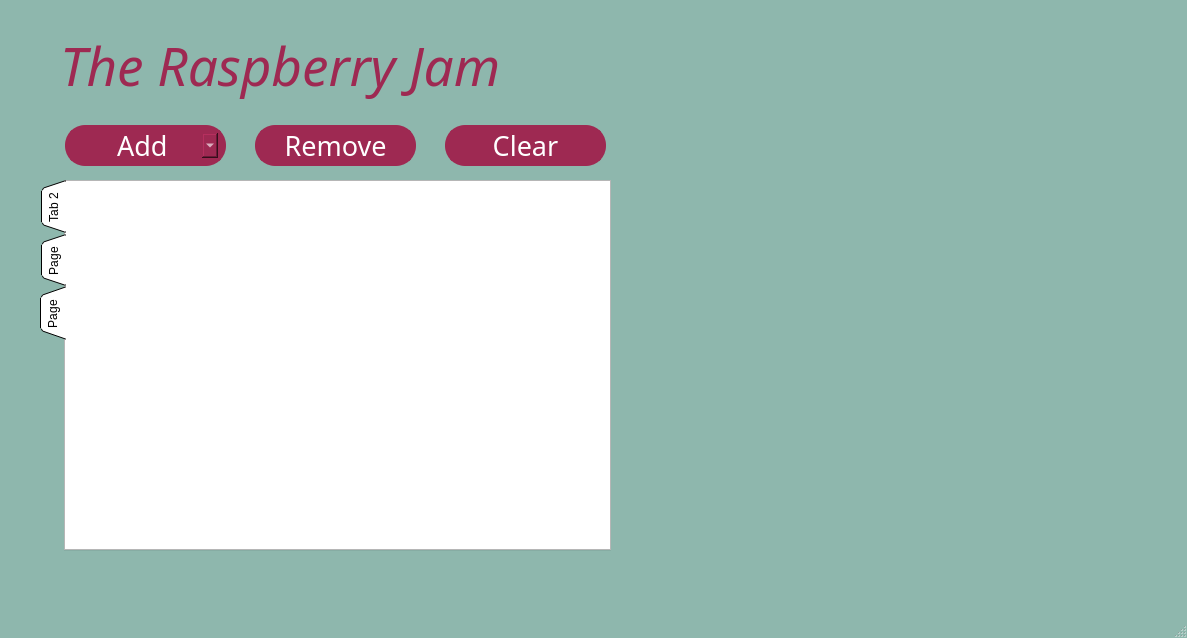
Qt form mainwindow.ui (Jscott44/RTEP5-the-raspberry-jam) before a commit.
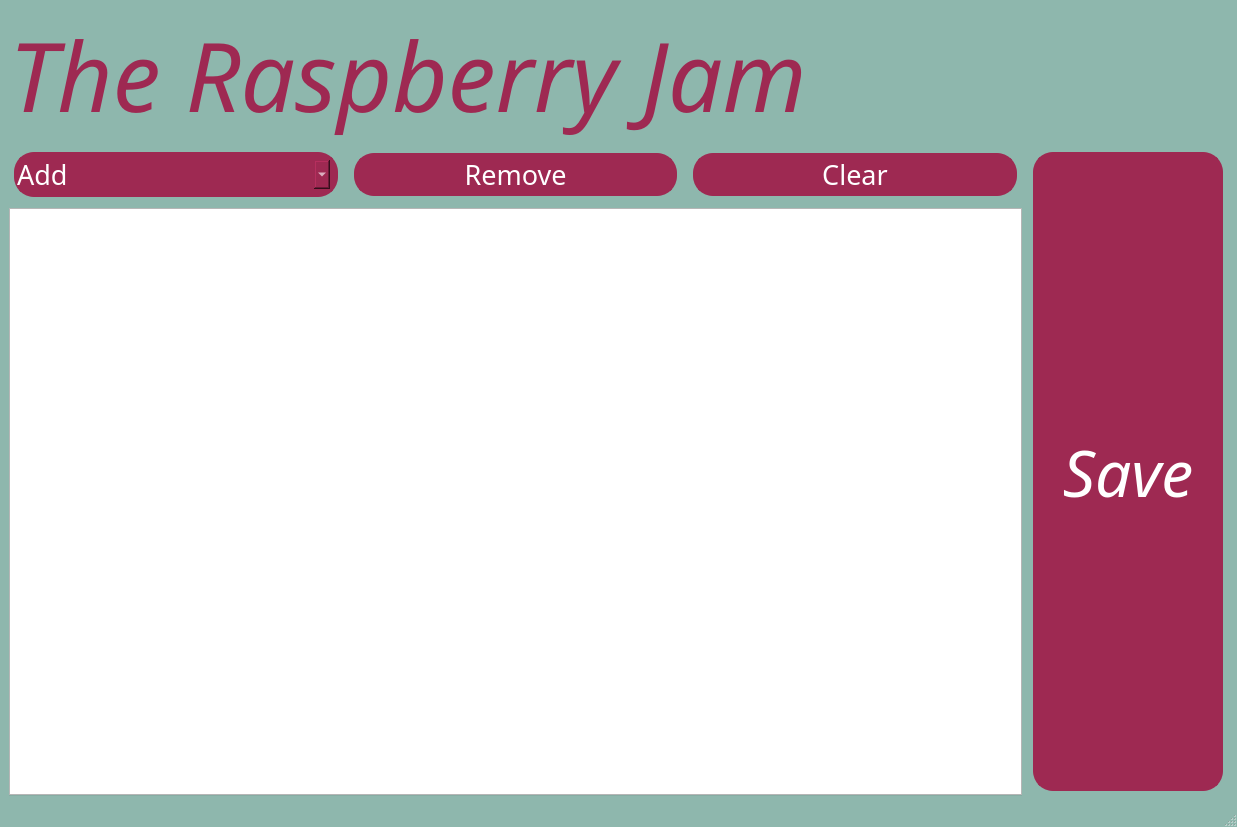
The same form after that commit. Icons and pictures are not drawn.

Patch:
```diff
--- a/mainwindow.ui
+++ b/mainwindow.ui
@@ -6,8 +6,8 @@
    <rect>
     <x>0</x>
     <y>0</y>
-    <width>1187</width>
-    <height>638</height>
+    <width>1237</width>
+    <height>827</height>
    </rect>
   </property>
   <property name="sizeIncrement">
@@ -586,716 +586,705 @@
    <property name="styleSheet">
     <string notr="true">myDialog-&gt;setStyleSheet(&quot;QLineEdit#centralwidget { background-color: red }&quot;);</string>
    </property>
-   <widget class="QLabel" name="label">
-    <property name="geometry">
-     <rect>
-      <x>60</x>
-      <y>10</y>
-      <width>721</width>
-      <height>111</height>
-     </rect>
-    </property>
-    <property name="font">
-     <font>
-      <family>Harlow Solid Italic</family>
-      <pointsize>40</pointsize>
-      <italic>true</italic>
-     </font>
-    </property>
-    <property name="autoFillBackground">
-     <bool>false</bool>
-    </property>
-    <property name="styleSheet">
-     <string notr="true">color: rgb(158, 41, 82)</string>
-    </property>
-    <property name="text">
-     <string>The Raspberry Jam</string>
-    </property>
-   </widget>
-   <widget class="QLabel" name="label_2">
-    <property name="enabled">
-     <bool>true</bool>
-    </property>
-    <property name="geometry">
-     <rect>
-      <x>810</x>
-      <y>10</y>
-      <width>361</width>
-      <height>351</height>
-     </rect>
-    </property>
-    <property name="text">
-     <string/>
-    </property>
-    <property name="pixmap">
-     <pixmap>logoPic.png</pixmap>
-    </property>
-    <property name="scaledContents">
-     <bool>true</bool>
-    </property>
-    <property name="wordWrap">
-     <bool>false</bool>
-    </property>
-   </widget>
-   <widget class="QPushButton" name="badButton_2">
-    <property name="geometry">
-     <rect>
-      <x>250</x>
-      <y>120</y>
-      <width>171</width>
-      <height>51</height>
-     </rect>
-    </property>
-    <property name="baseSize">
-     <size>
-      <width>20</width>
-      <height>20</height>
-     </size>
-    </property>
-    <property name="palette">
-     <palette>
-      <active>
-       <colorrole role="WindowText">
-        <brush brushstyle="SolidPattern">
-         <color alpha="255">
-          <red>255</red>
-          <green>255</green>
-          <blue>255</blue>
-         </color>
-        </brush>
-       </colorrole>
-       <colorrole role="Button">
-        <brush brushstyle="SolidPattern">
-         <color alpha="255">
-          <red>158</red>
-          <green>41</green>
-          <blue>82</blue>
-         </color>
-        </brush>
-       </colorrole>
-       <colorrole role="Light">
-        <brush brushstyle="SolidPattern">
-         <color alpha="255">
-          <red>158</red>
-          <green>41</green>
-          <blue>82</blue>
-         </color>
-        </brush>
-       </colorrole>
-       <colorrole role="Midlight">
-        <brush brushstyle="SolidPattern">
-         <color alpha="255">
-          <red>158</red>
-          <green>41</green>
-          <blue>82</blue>
-         </color>
-        </brush>
-       </colorrole>
-       <colorrole role="Text">
-        <brush brushstyle="SolidPattern">
-         <color alpha="255">
-          <red>255</red>
-          <green>255</green>
-          <blue>255</blue>
-         </color>
-        </brush>
-       </colorrole>
-       <colorrole role="ButtonText">
-        <brush brushstyle="SolidPattern">
-         <color alpha="255">
-          <red>255</red>
-          <green>255</green>
-          <blue>255</blue>
-         </color>
-        </brush>
-       </colorrole>
-       <colorrole role="Base">
-        <brush brushstyle="SolidPattern">
-         <color alpha="255">
-          <red>158</red>
-          <green>41</green>
-          <blue>82</blue>
-         </color>
-        </brush>
-       </colorrole>
-       <colorrole role="Window">
-        <brush brushstyle="SolidPattern">
-         <color alpha="255">
-          <red>158</red>
-          <green>41</green>
-          <blue>82</blue>
-         </color>
-        </brush>
-       </colorrole>
-       <colorrole role="PlaceholderText">
-        <brush brushstyle="SolidPattern">
-         <color alpha="128">
-          <red>255</red>
-          <green>255</green>
-          <blue>255</blue>
-         </color>
-        </brush>
-       </colorrole>
-      </active>
-      <inactive>
-       <colorrole role="WindowText">
-        <brush brushstyle="SolidPattern">
-         <color alpha="255">
-          <red>255</red>
-          <green>255</green>
-          <blue>255</blue>
-         </color>
-        </brush>
-       </colorrole>
-       <colorrole role="Button">
-        <brush brushstyle="SolidPattern">
-         <color alpha="255">
-          <red>158</red>
-          <green>41</green>
-          <blue>82</blue>
-         </color>
-        </brush>
-       </colorrole>
-       <colorrole role="Light">
-        <brush brushstyle="SolidPattern">
-         <color alpha="255">
-          <red>158</red>
-          <green>41</green>
-          <blue>82</blue>
-         </color>
-        </brush>
-       </colorrole>
-       <colorrole role="Midlight">
-        <brush brushstyle="SolidPattern">
-         <color alpha="255">
-          <red>158</red>
-          <green>41</green>
-          <blue>82</blue>
-         </color>
-        </brush>
-       </colorrole>
-       <colorrole role="Text">
-        <brush brushstyle="SolidPattern">
-         <color alpha="255">
-          <red>255</red>
-          <green>255</green>
-          <blue>255</blue>
-         </color>
-        </brush>
-       </colorrole>
-       <colorrole role="ButtonText">
-        <brush brushstyle="SolidPattern">
-         <color alpha="255">
-          <red>255</red>
-          <green>255</green>
-          <blue>255</blue>
-         </color>
-        </brush>
-       </colorrole>
-       <colorrole role="Base">
-        <brush brushstyle="SolidPattern">
-         <color alpha="255">
-          <red>158</red>
-          <green>41</green>
-          <blue>82</blue>
-         </color>
-        </brush>
-       </colorrole>
-       <colorrole role="Window">
-        <brush brushstyle="SolidPattern">
-         <color alpha="255">
-          <red>158</red>
-          <green>41</green>
-          <blue>82</blue>
-         </color>
-        </brush>
-       </colorrole>
-       <colorrole role="PlaceholderText">
-        <brush brushstyle="SolidPattern">
-         <color alpha="128">
-          <red>255</red>
-          <green>255</green>
-          <blue>255</blue>
-         </color>
-        </brush>
-       </colorrole>
-      </inactive>
-      <disabled>
-       <colorrole role="WindowText">
-        <brush brushstyle="SolidPattern">
-         <color alpha="255">
-          <red>255</red>
-          <green>255</green>
-          <blue>255</blue>
-         </color>
-        </brush>
-       </colorrole>
-       <colorrole role="Button">
-        <brush brushstyle="SolidPattern">
-         <color alpha="255">
-          <red>158</red>
-          <green>41</green>
-          <blue>82</blue>
-         </color>
-        </brush>
-       </colorrole>
-       <colorrole role="Light">
-        <brush brushstyle="SolidPattern">
-         <color alpha="255">
-          <red>158</red>
-          <green>41</green>
-          <blue>82</blue>
-         </color>
-        </brush>
-       </colorrole>
-       <colorrole role="Midlight">
-        <brush brushstyle="SolidPattern">
-         <color alpha="255">
-          <red>158</red>
-          <green>41</green>
-          <blue>82</blue>
-         </color>
-        </brush>
-       </colorrole>
-       <colorrole role="Text">
-        <brush brushstyle="SolidPattern">
-         <color alpha="255">
-          <red>255</red>
-          <green>255</green>
-          <blue>255</blue>
-         </color>
-        </brush>
-       </colorrole>
-       <colorrole role="ButtonText">
-        <brush brushstyle="SolidPattern">
-         <color alpha="255">
-          <red>255</red>
-          <green>255</green>
-          <blue>255</blue>
-         </color>
-        </brush>
-       </colorrole>
-       <colorrole role="Base">
-        <brush brushstyle="SolidPattern">
-         <color alpha="255">
-          <red>158</red>
-          <green>41</green>
-          <blue>82</blue>
-         </color>
-        </brush>
-       </colorrole>
-       <colorrole role="Window">
-        <brush brushstyle="SolidPattern">
-         <color alpha="255">
-          <red>158</red>
-          <green>41</green>
-          <blue>82</blue>
-         </color>
-        </brush>
-       </colorrole>
-       <colorrole role="PlaceholderText">
-        <brush brushstyle="SolidPattern">
-         <color alpha="128">
-          <red>255</red>
-          <green>255</green>
-          <blue>255</blue>
-         </color>
-        </brush>
-       </colorrole>
-      </disabled>
-     </palette>
-    </property>
-    <property name="font">
-     <font>
-      <family>Bahnschrift Light</family>
-      <pointsize>20</pointsize>
-      <italic>false</italic>
-     </font>
-    </property>
-    <property name="autoFillBackground">
-     <bool>false</bool>
-    </property>
-    <property name="styleSheet">
-     <string notr="true">background-color: rgb(158, 41, 82);
-border-color: rgb(158, 41, 82);
-color: white;
-border-width: 3px;
-border-style: solid;
-border-radius: 20px;
-margin: 5px;
-
-
-</string>
-    </property>
-    <property name="text">
-     <string>Remove</string>
-    </property>
-   </widget>
-   <widget class="QPushButton" name="badButton_3">
-    <property name="geometry">
-     <rect>
-      <x>440</x>
-      <y>120</y>
-      <width>171</width>
-      <height>51</height>
-     </rect>
-    </property>
-    <property name="baseSize">
-     <size>
-      <width>20</width>
-      <height>20</height>
-     </size>
-    </property>
-    <property name="palette">
-     <palette>
-      <active>
-       <colorrole role="WindowText">
-        <brush brushstyle="SolidPattern">
-         <color alpha="255">
-          <red>255</red>
-          <green>255</green>
-          <blue>255</blue>
-         </color>
-        </brush>
-       </colorrole>
-       <colorrole role="Button">
-        <brush brushstyle="SolidPattern">
-         <color alpha="255">
-          <red>158</red>
-          <green>41</green>
-          <blue>82</blue>
-         </color>
-        </brush>
-       </colorrole>
-       <colorrole role="Light">
-        <brush brushstyle="SolidPattern">
-         <color alpha="255">
-          <red>158</red>
-          <green>41</green>
-          <blue>82</blue>
-         </color>
-        </brush>
-       </colorrole>
-       <colorrole role="Midlight">
-        <brush brushstyle="SolidPattern">
-         <color alpha="255">
-          <red>158</red>
-          <green>41</green>
-          <blue>82</blue>
-         </color>
-        </brush>
-       </colorrole>
-       <colorrole role="Text">
-        <brush brushstyle="SolidPattern">
-         <color alpha="255">
-          <red>255</red>
-          <green>255</green>
-          <blue>255</blue>
-         </color>
-        </brush>
-       </colorrole>
-       <colorrole role="ButtonText">
-        <brush brushstyle="SolidPattern">
-         <color alpha="255">
-          <red>255</red>
-          <green>255</green>
-          <blue>255</blue>
-         </color>
-        </brush>
-       </colorrole>
-       <colorrole role="Base">
-        <brush brushstyle="SolidPattern">
-         <color alpha="255">
-          <red>158</red>
-          <green>41</green>
-          <blue>82</blue>
-         </color>
-        </brush>
-       </colorrole>
-       <colorrole role="Window">
-        <brush brushstyle="SolidPattern">
-         <color alpha="255">
-          <red>158</red>
-          <green>41</green>
-          <blue>82</blue>
-         </color>
-        </brush>
-       </colorrole>
-       <colorrole role="PlaceholderText">
-        <brush brushstyle="SolidPattern">
-         <color alpha="128">
-          <red>255</red>
-          <green>255</green>
-          <blue>255</blue>
-         </color>
-        </brush>
-       </colorrole>
-      </active>
-      <inactive>
-       <colorrole role="WindowText">
-        <brush brushstyle="SolidPattern">
-         <color alpha="255">
-          <red>255</red>
-          <green>255</green>
-          <blue>255</blue>
-         </color>
-        </brush>
-       </colorrole>
-       <colorrole role="Button">
-        <brush brushstyle="SolidPattern">
-         <color alpha="255">
-          <red>158</red>
-          <green>41</green>
-          <blue>82</blue>
-         </color>
-        </brush>
-       </colorrole>
-       <colorrole role="Light">
-        <brush brushstyle="SolidPattern">
-         <color alpha="255">
-          <red>158</red>
-          <green>41</green>
-          <blue>82</blue>
-         </color>
-        </brush>
-       </colorrole>
-       <colorrole role="Midlight">
-        <brush brushstyle="SolidPattern">
-         <color alpha="255">
-          <red>158</red>
-          <green>41</green>
-          <blue>82</blue>
-         </color>
-        </brush>
-       </colorrole>
-       <colorrole role="Text">
-        <brush brushstyle="SolidPattern">
-         <color alpha="255">
-          <red>255</red>
-          <green>255</green>
-          <blue>255</blue>
-         </color>
-        </brush>
-       </colorrole>
-       <colorrole role="ButtonText">
-        <brush brushstyle="SolidPattern">
-         <color alpha="255">
-          <red>255</red>
-          <green>255</green>
-          <blue>255</blue>
-         </color>
-        </brush>
-       </colorrole>
-       <colorrole role="Base">
-        <brush brushstyle="SolidPattern">
-         <color alpha="255">
-          <red>158</red>
-          <green>41</green>
-          <blue>82</blue>
-         </color>
-        </brush>
-       </colorrole>
-       <colorrole role="Window">
-        <brush brushstyle="SolidPattern">
-         <color alpha="255">
-          <red>158</red>
-          <green>41</green>
-          <blue>82</blue>
-         </color>
-        </brush>
-       </colorrole>
-       <colorrole role="PlaceholderText">
-        <brush brushstyle="SolidPattern">
-         <color alpha="128">
-          <red>255</red>
-          <green>255</green>
-          <blue>255</blue>
-         </color>
-        </brush>
-       </colorrole>
-      </inactive>
-      <disabled>
-       <colorrole role="WindowText">
-        <brush brushstyle="SolidPattern">
-         <color alpha="255">
-          <red>255</red>
-          <green>255</green>
-          <blue>255</blue>
-         </color>
-        </brush>
-       </colorrole>
-       <colorrole role="Button">
-        <brush brushstyle="SolidPattern">
-         <color alpha="255">
-          <red>158</red>
-          <green>41</green>
-          <blue>82</blue>
-         </color>
-        </brush>
-       </colorrole>
-       <colorrole role="Light">
-        <brush brushstyle="SolidPattern">
-         <color alpha="255">
-          <red>158</red>
-          <green>41</green>
-          <blue>82</blue>
-         </color>
-        </brush>
-       </colorrole>
-       <colorrole role="Midlight">
-        <brush brushstyle="SolidPattern">
-         <color alpha="255">
-          <red>158</red>
-          <green>41</green>
-          <blue>82</blue>
-         </color>
-        </brush>
-       </colorrole>
-       <colorrole role="Text">
-        <brush brushstyle="SolidPattern">
-         <color alpha="255">
-          <red>255</red>
-          <green>255</green>
-          <blue>255</blue>
-         </color>
-        </brush>
-       </colorrole>
-       <colorrole role="ButtonText">
-        <brush brushstyle="SolidPattern">
-         <color alpha="255">
-          <red>255</red>
-          <green>255</green>
-          <blue>255</blue>
-         </color>
-        </brush>
-       </colorrole>
-       <colorrole role="Base">
-        <brush brushstyle="SolidPattern">
-         <color alpha="255">
-          <red>158</red>
-          <green>41</green>
-          <blue>82</blue>
-         </color>
-        </brush>
-       </colorrole>
-       <colorrole role="Window">
-        <brush brushstyle="SolidPattern">
-         <color alpha="255">
-          <red>158</red>
-          <green>41</green>
-          <blue>82</blue>
-         </color>
-        </brush>
-       </colorrole>
-       <colorrole role="PlaceholderText">
-        <brush brushstyle="SolidPattern">
-         <color alpha="128">
-          <red>255</red>
-          <green>255</green>
-          <blue>255</blue>
-         </color>
-        </brush>
-       </colorrole>
-      </disabled>
-     </palette>
-    </property>
-    <property name="font">
-     <font>
-      <family>Bahnschrift Light</family>
-      <pointsize>20</pointsize>
-      <italic>false</italic>
-     </font>
-    </property>
-    <property name="autoFillBackground">
-     <bool>false</bool>
-    </property>
-    <property name="styleSheet">
-     <string notr="true">background-color: rgb(158, 41, 82);
-border-color: rgb(158, 41, 82);
-color: white;
-border-width: 3px;
-border-style: solid;
-border-radius: 20px;
-margin: 5px;
-
-
-</string>
-    </property>
-    <property name="text">
-     <string>Clear</string>
-    </property>
-   </widget>
-   <widget class="QTabWidget" name="tabWidget">
-    <property name="geometry">
-     <rect>
-      <x>40</x>
-      <y>180</y>
-      <width>571</width>
-      <height>371</height>
-     </rect>
-    </property>
-    <property name="tabPosition">
-     <enum>QTabWidget::West</enum>
-    </property>
-    <property name="tabShape">
-     <enum>QTabWidget::Triangular</enum>
-    </property>
-    <property name="currentIndex">
-     <number>2</number>
-    </property>
-    <property name="movable">
-     <bool>true</bool>
-    </property>
-    <widget class="QWidget" name="tab_2">
-     <attribute name="title">
-      <string>Tab 2</string>
-     </attribute>
-    </widget>
-    <widget class="QWidget" name="tab">
-     <attribute name="title">
-      <string>Page</string>
-     </attribute>
-    </widget>
-    <widget class="QWidget" name="tab_3">
-     <attribute name="title">
-      <string>Page</string>
-     </attribute>
-    </widget>
-   </widget>
-   <widget class="QComboBox" name="comboBox">
-    <property name="geometry">
-     <rect>
-      <x>60</x>
-      <y>120</y>
-      <width>171</width>
-      <height>51</height>
-     </rect>
-    </property>
-    <property name="font">
-     <font>
-      <family>Bahnschrift Light</family>
-      <pointsize>20</pointsize>
-     </font>
-    </property>
-    <property name="layoutDirection">
-     <enum>Qt::LeftToRight</enum>
-    </property>
-    <property name="styleSheet">
-     <string notr="true">background-color: rgb(158, 41, 82);
-border-color: rgb(158, 41, 82);
-color: white;
-border-width: 3px;
-border-style: solid;
-border-radius: 20px;
-margin: 5px;
-
-
-</string>
-    </property>
-    <property name="placeholderText">
-     <string>       Add</string>
-    </property>
-   </widget>
+   <layout class="QGridLayout" name="gridLayout">
+    <item row="3" column="0" colspan="3">
+     <widget class="QTabWidget" name="tabWidget">
+      <property name="tabPosition">
+       <enum>QTabWidget::West</enum>
+      </property>
+      <property name="tabShape">
+       <enum>QTabWidget::Triangular</enum>
+      </property>
+      <property name="currentIndex">
+       <number>-1</number>
+      </property>
+      <property name="movable">
+       <bool>true</bool>
+      </property>
+     </widget>
+    </item>
+    <item row="2" column="1">
+     <widget class="QPushButton" name="badButton_2">
+      <property name="baseSize">
+       <size>
+        <width>20</width>
+        <height>20</height>
+       </size>
+      </property>
+      <property name="palette">
+       <palette>
+        <active>
+         <colorrole role="WindowText">
+          <brush brushstyle="SolidPattern">
+           <color alpha="255">
+            <red>255</red>
+            <green>255</green>
+            <blue>255</blue>
+           </color>
+          </brush>
+         </colorrole>
+         <colorrole role="Button">
+          <brush brushstyle="SolidPattern">
+           <color alpha="255">
+            <red>158</red>
+            <green>41</green>
+            <blue>82</blue>
+           </color>
+          </brush>
+         </colorrole>
+         <colorrole role="Light">
+          <brush brushstyle="SolidPattern">
+           <color alpha="255">
+            <red>158</red>
+            <green>41</green>
+            <blue>82</blue>
+           </color>
+          </brush>
+         </colorrole>
+         <colorrole role="Midlight">
+          <brush brushstyle="SolidPattern">
+           <color alpha="255">
+            <red>158</red>
+            <green>41</green>
+            <blue>82</blue>
+           </color>
+          </brush>
+         </colorrole>
+         <colorrole role="Text">
+          <brush brushstyle="SolidPattern">
+           <color alpha="255">
+            <red>255</red>
+            <green>255</green>
+            <blue>255</blue>
+           </color>
+          </brush>
+         </colorrole>
+         <colorrole role="ButtonText">
+          <brush brushstyle="SolidPattern">
+           <color alpha="255">
+            <red>255</red>
+            <green>255</green>
+            <blue>255</blue>
+           </color>
+          </brush>
+         </colorrole>
+         <colorrole role="Base">
+          <brush brushstyle="SolidPattern">
+           <color alpha="255">
+            <red>158</red>
+            <green>41</green>
+            <blue>82</blue>
+           </color>
+          </brush>
+         </colorrole>
+         <colorrole role="Window">
+          <brush brushstyle="SolidPattern">
+           <color alpha="255">
+            <red>158</red>
+            <green>41</green>
+            <blue>82</blue>
+           </color>
+          </brush>
+         </colorrole>
+         <colorrole role="PlaceholderText">
+          <brush brushstyle="SolidPattern">
+           <color alpha="128">
+            <red>255</red>
+            <green>255</green>
+            <blue>255</blue>
+           </color>
+          </brush>
+         </colorrole>
+        </active>
+        <inactive>
+         <colorrole role="WindowText">
+          <brush brushstyle="SolidPattern">
+           <color alpha="255">
+            <red>255</red>
+            <green>255</green>
+            <blue>255</blue>
+           </color>
+          </brush>
+         </colorrole>
+         <colorrole role="Button">
+          <brush brushstyle="SolidPattern">
+           <color alpha="255">
+            <red>158</red>
+            <green>41</green>
+            <blue>82</blue>
+           </color>
+          </brush>
+         </colorrole>
+         <colorrole role="Light">
+          <brush brushstyle="SolidPattern">
+           <color alpha="255">
+            <red>158</red>
+            <green>41</green>
+            <blue>82</blue>
+           </color>
+          </brush>
+         </colorrole>
+         <colorrole role="Midlight">
+          <brush brushstyle="SolidPattern">
+           <color alpha="255">
+            <red>158</red>
+            <green>41</green>
+            <blue>82</blue>
+           </color>
+          </brush>
+         </colorrole>
+         <colorrole role="Text">
+          <brush brushstyle="SolidPattern">
+           <color alpha="255">
+            <red>255</red>
+            <green>255</green>
+            <blue>255</blue>
+           </color>
+          </brush>
+         </colorrole>
+         <colorrole role="ButtonText">
+          <brush brushstyle="SolidPattern">
+           <color alpha="255">
+            <red>255</red>
+            <green>255</green>
+            <blue>255</blue>
+           </color>
+          </brush>
+         </colorrole>
+         <colorrole role="Base">
+          <brush brushstyle="SolidPattern">
+           <color alpha="255">
+            <red>158</red>
+            <green>41</green>
+            <blue>82</blue>
+           </color>
+          </brush>
+         </colorrole>
+         <colorrole role="Window">
+          <brush brushstyle="SolidPattern">
+           <color alpha="255">
+            <red>158</red>
+            <green>41</green>
+            <blue>82</blue>
+           </color>
+          </brush>
+         </colorrole>
+         <colorrole role="PlaceholderText">
+          <brush brushstyle="SolidPattern">
+           <color alpha="128">
+            <red>255</red>
+            <green>255</green>
+            <blue>255</blue>
+           </color>
+          </brush>
+         </colorrole>
+        </inactive>
+        <disabled>
+         <colorrole role="WindowText">
+          <brush brushstyle="SolidPattern">
+           <color alpha="255">
+            <red>255</red>
+            <green>255</green>
+            <blue>255</blue>
+           </color>
+          </brush>
+         </colorrole>
+         <colorrole role="Button">
+          <brush brushstyle="SolidPattern">
+           <color alpha="255">
+            <red>158</red>
+            <green>41</green>
+            <blue>82</blue>
+           </color>
+          </brush>
+         </colorrole>
+         <colorrole role="Light">
+          <brush brushstyle="SolidPattern">
+           <color alpha="255">
+            <red>158</red>
+            <green>41</green>
+            <blue>82</blue>
+           </color>
+          </brush>
+         </colorrole>
+         <colorrole role="Midlight">
+          <brush brushstyle="SolidPattern">
+           <color alpha="255">
+            <red>158</red>
+            <green>41</green>
+            <blue>82</blue>
+           </color>
+          </brush>
+         </colorrole>
+         <colorrole role="Text">
+          <brush brushstyle="SolidPattern">
+           <color alpha="255">
+            <red>255</red>
+            <green>255</green>
+            <blue>255</blue>
+           </color>
+          </brush>
+         </colorrole>
+         <colorrole role="ButtonText">
+          <brush brushstyle="SolidPattern">
+           <color alpha="255">
+            <red>255</red>
+            <green>255</green>
+            <blue>255</blue>
+           </color>
+          </brush>
+         </colorrole>
+         <colorrole role="Base">
+          <brush brushstyle="SolidPattern">
+           <color alpha="255">
+            <red>158</red>
+            <green>41</green>
+            <blue>82</blue>
+           </color>
+          </brush>
+         </colorrole>
+         <colorrole role="Window">
+          <brush brushstyle="SolidPattern">
+           <color alpha="255">
+            <red>158</red>
+            <green>41</green>
+            <blue>82</blue>
+           </color>
+          </brush>
+         </colorrole>
+         <colorrole role="PlaceholderText">
+          <brush brushstyle="SolidPattern">
+           <color alpha="128">
+            <red>255</red>
+            <green>255</green>
+            <blue>255</blue>
+           </color>
+          </brush>
+         </colorrole>
+        </disabled>
+       </palette>
+      </property>
+      <property name="font">
+       <font>
+        <family>Bahnschrift Light</family>
+        <pointsize>20</pointsize>
+        <italic>false</italic>
+       </font>
+      </property>
+      <property name="autoFillBackground">
+       <bool>false</bool>
+      </property>
+      <property name="styleSheet">
+       <string notr="true">background-color: rgb(158, 41, 82);
+border-color: rgb(158, 41, 82);
+color: white;
+border-width: 3px;
+border-style: solid;
+border-radius: 20px;
+margin: 5px;
+
+
+</string>
+      </property>
+      <property name="text">
+       <string>Remove</string>
+      </property>
+     </widget>
+    </item>
+    <item row="2" column="2">
+     <widget class="QPushButton" name="badButton_3">
+      <property name="baseSize">
+       <size>
+        <width>20</width>
+        <height>20</height>
+       </size>
+      </property>
+      <property name="palette">
+       <palette>
+        <active>
+         <colorrole role="WindowText">
+          <brush brushstyle="SolidPattern">
+           <color alpha="255">
+            <red>255</red>
+            <green>255</green>
+            <blue>255</blue>
+           </color>
+          </brush>
+         </colorrole>
+         <colorrole role="Button">
+          <brush brushstyle="SolidPattern">
+           <color alpha="255">
+            <red>158</red>
+            <green>41</green>
+            <blue>82</blue>
+           </color>
+          </brush>
+         </colorrole>
+         <colorrole role="Light">
+          <brush brushstyle="SolidPattern">
+           <color alpha="255">
+            <red>158</red>
+            <green>41</green>
+            <blue>82</blue>
+           </color>
+          </brush>
+         </colorrole>
+         <colorrole role="Midlight">
+          <brush brushstyle="SolidPattern">
+           <color alpha="255">
+            <red>158</red>
+            <green>41</green>
+            <blue>82</blue>
+           </color>
+          </brush>
+         </colorrole>
+         <colorrole role="Text">
+          <brush brushstyle="SolidPattern">
+           <color alpha="255">
+            <red>255</red>
+            <green>255</green>
+            <blue>255</blue>
+           </color>
+          </brush>
+         </colorrole>
+         <colorrole role="ButtonText">
+          <brush brushstyle="SolidPattern">
+           <color alpha="255">
+            <red>255</red>
+            <green>255</green>
+            <blue>255</blue>
+           </color>
+          </brush>
+         </colorrole>
+         <colorrole role="Base">
+          <brush brushstyle="SolidPattern">
+           <color alpha="255">
+            <red>158</red>
+            <green>41</green>
+            <blue>82</blue>
+           </color>
+          </brush>
+         </colorrole>
+         <colorrole role="Window">
+          <brush brushstyle="SolidPattern">
+           <color alpha="255">
+            <red>158</red>
+            <green>41</green>
+            <blue>82</blue>
+           </color>
+          </brush>
+         </colorrole>
+         <colorrole role="PlaceholderText">
+          <brush brushstyle="SolidPattern">
+           <color alpha="128">
+            <red>255</red>
+            <green>255</green>
+            <blue>255</blue>
+           </color>
+          </brush>
+         </colorrole>
+        </active>
+        <inactive>
+         <colorrole role="WindowText">
+          <brush brushstyle="SolidPattern">
+           <color alpha="255">
+            <red>255</red>
+            <green>255</green>
+            <blue>255</blue>
+           </color>
+          </brush>
+         </colorrole>
+         <colorrole role="Button">
+          <brush brushstyle="SolidPattern">
+           <color alpha="255">
+            <red>158</red>
+            <green>41</green>
+            <blue>82</blue>
+           </color>
+          </brush>
+         </colorrole>
+         <colorrole role="Light">
+          <brush brushstyle="SolidPattern">
+           <color alpha="255">
+            <red>158</red>
+            <green>41</green>
+            <blue>82</blue>
+           </color>
+          </brush>
+         </colorrole>
+         <colorrole role="Midlight">
+          <brush brushstyle="SolidPattern">
+           <color alpha="255">
+            <red>158</red>
+            <green>41</green>
+            <blue>82</blue>
+           </color>
+          </brush>
+         </colorrole>
+         <colorrole role="Text">
+          <brush brushstyle="SolidPattern">
+           <color alpha="255">
+            <red>255</red>
+            <green>255</green>
+            <blue>255</blue>
+           </color>
+          </brush>
+         </colorrole>
+         <colorrole role="ButtonText">
+          <brush brushstyle="SolidPattern">
+           <color alpha="255">
+            <red>255</red>
+            <green>255</green>
+            <blue>255</blue>
+           </color>
+          </brush>
+         </colorrole>
+         <colorrole role="Base">
+          <brush brushstyle="SolidPattern">
+           <color alpha="255">
+            <red>158</red>
+            <green>41</green>
+            <blue>82</blue>
+           </color>
+          </brush>
+         </colorrole>
+         <colorrole role="Window">
+          <brush brushstyle="SolidPattern">
+           <color alpha="255">
+            <red>158</red>
+            <green>41</green>
+            <blue>82</blue>
+           </color>
+          </brush>
+         </colorrole>
+         <colorrole role="PlaceholderText">
+          <brush brushstyle="SolidPattern">
+           <color alpha="128">
+            <red>255</red>
+            <green>255</green>
+            <blue>255</blue>
+           </color>
+          </brush>
+         </colorrole>
+        </inactive>
+        <disabled>
+         <colorrole role="WindowText">
+          <brush brushstyle="SolidPattern">
+           <color alpha="255">
+            <red>255</red>
+            <green>255</green>
+            <blue>255</blue>
+           </color>
+          </brush>
+         </colorrole>
+         <colorrole role="Button">
+          <brush brushstyle="SolidPattern">
+           <color alpha="255">
+            <red>158</red>
+            <green>41</green>
+            <blue>82</blue>
+           </color>
+          </brush>
+         </colorrole>
+         <colorrole role="Light">
+          <brush brushstyle="SolidPattern">
+           <color alpha="255">
+            <red>158</red>
+            <green>41</green>
+            <blue>82</blue>
+           </color>
+          </brush>
+         </colorrole>
+         <colorrole role="Midlight">
+          <brush brushstyle="SolidPattern">
+           <color alpha="255">
+            <red>158</red>
+            <green>41</green>
+            <blue>82</blue>
+           </color>
+          </brush>
+         </colorrole>
+         <colorrole role="Text">
+          <brush brushstyle="SolidPattern">
+           <color alpha="255">
+            <red>255</red>
+            <green>255</green>
+            <blue>255</blue>
+           </color>
+          </brush>
+         </colorrole>
+         <colorrole role="ButtonText">
+          <brush brushstyle="SolidPattern">
+           <color alpha="255">
+            <red>255</red>
+            <green>255</green>
+            <blue>255</blue>
+           </color>
+          </brush>
+         </colorrole>
+         <colorrole role="Base">
+          <brush brushstyle="SolidPattern">
+           <color alpha="255">
+            <red>158</red>
+            <green>41</green>
+            <blue>82</blue>
+           </color>
+          </brush>
+         </colorrole>
+         <colorrole role="Window">
+          <brush brushstyle="SolidPattern">
+           <color alpha="255">
+            <red>158</red>
+            <green>41</green>
+            <blue>82</blue>
+           </color>
+          </brush>
+         </colorrole>
+         <colorrole role="PlaceholderText">
+          <brush brushstyle="SolidPattern">
+           <color alpha="128">
+            <red>255</red>
+            <green>255</green>
+            <blue>255</blue>
+           </color>
+          </brush>
+         </colorrole>
+        </disabled>
+       </palette>
+      </property>
+      <property name="font">
+       <font>
+        <family>Bahnschrift Light</family>
+        <pointsize>20</pointsize>
+        <italic>false</italic>
+       </font>
+      </property>
+      <property name="autoFillBackground">
+       <bool>false</bool>
+      </property>
+      <property name="styleSheet">
+       <string notr="true">background-color: rgb(158, 41, 82);
+border-color: rgb(158, 41, 82);
+color: white;
+border-width: 3px;
+border-style: solid;
+border-radius: 20px;
+margin: 5px;
+
+
+</string>
+      </property>
+      <property name="text">
+       <string>Clear</string>
+      </property>
+     </widget>
+    </item>
+    <item row="0" column="0" colspan="3">
+     <widget class="QLabel" name="label">
+      <property name="font">
+       <font>
+        <family>Harlow Solid Italic</family>
+        <pointsize>72</pointsize>
+        <italic>true</italic>
+       </font>
+      </property>
+      <property name="autoFillBackground">
+       <bool>false</bool>
+      </property>
+      <property name="styleSheet">
+       <string notr="true">color: rgb(158, 41, 82)</string>
+      </property>
+      <property name="text">
+       <string>The Raspberry Jam</string>
+      </property>
+     </widget>
+    </item>
+    <item row="2" column="0">
+     <widget class="QComboBox" name="comboBox">
+      <property name="font">
+       <font>
+        <family>Bahnschrift Light</family>
+        <pointsize>20</pointsize>
+       </font>
+      </property>
+      <property name="layoutDirection">
+       <enum>Qt::LeftToRight</enum>
+      </property>
+      <property name="styleSheet">
+       <string notr="true">background-color: rgb(158, 41, 82);
+border-color: rgb(158, 41, 82);
+color: white;
+border-width: 3px;
+border-style: solid;
+border-radius: 20px;
+margin: 5px;
+
+
+</string>
+      </property>
+      <property name="placeholderText">
+       <string>Add</string>
+      </property>
+     </widget>
+    </item>
+    <item row="0" column="3">
+     <widget class="QLabel" name="label_2">
+      <property name="enabled">
+       <bool>true</bool>
+      </property>
+      <property name="maximumSize">
+       <size>
+        <width>200</width>
+        <height>200</height>
+       </size>
+      </property>
+      <property name="text">
+       <string/>
+      </property>
+      <property name="pixmap">
+       <pixmap resource="Resources.qrc">:/new/prefix1/logoPic.png</pixmap>
+      </property>
+      <property name="scaledContents">
+       <bool>true</bool>
+      </property>
+      <property name="wordWrap">
+       <bool>false</bool>
+      </property>
+     </widget>
+    </item>
+    <item row="2" column="3" rowspan="2">
+     <widget class="QPushButton" name="pushButton">
+      <property name="sizePolicy">
+       <sizepolicy hsizetype="Minimum" vsizetype="Expanding">
+        <horstretch>0</horstretch>
+        <verstretch>0</verstretch>
+       </sizepolicy>
+      </property>
+      <property name="font">
+       <font>
+        <family>Harlow Solid Italic</family>
+        <pointsize>48</pointsize>
+        <italic>true</italic>
+       </font>
+      </property>
+      <property name="styleSheet">
+       <string notr="true">background-color: rgb(158, 41, 82);
+border-color: rgb(158, 41, 82);
+color: white;
+border-width: 3px;
+border-style: solid;
+border-radius: 20px;
+margin: 5px;
+
+
+</string>
+      </property>
+      <property name="text">
+       <string>Save</string>
+      </property>
+     </widget>
+    </item>
+   </layout>
    <zorder>label</zorder>
    <zorder>badButton_2</zorder>
    <zorder>badButton_3</zorder>
```
Left out of the diff: 13 changed lines with no effect on the pictures.
